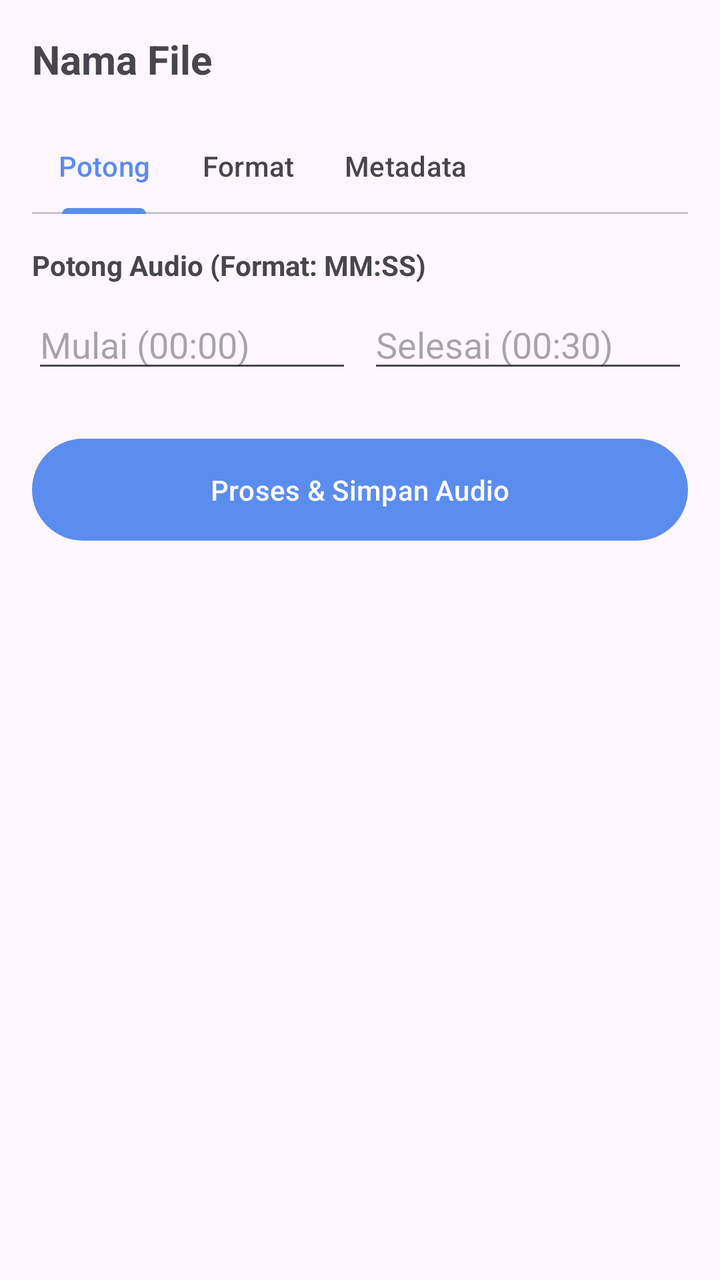
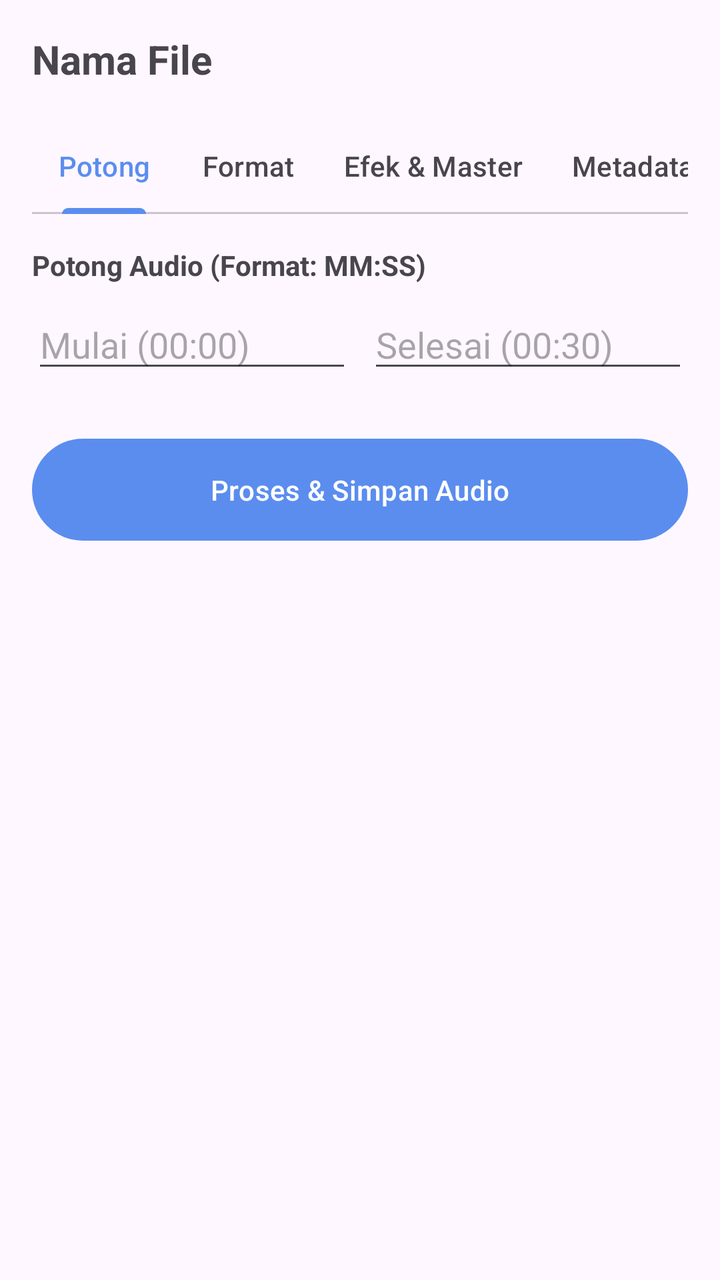

Before-and-after screenshots of an Android layout around one commit, followed by the original layout XML and the change that was made.
<!-- AndroidManifest.xml: application theme Theme.PlaManajer -->
<!-- res/layout/activity_audio_editor.xml -->
<?xml version="1.0" encoding="utf-8"?>
<ScrollView xmlns:android="http://schemas.android.com/apk/res/android"
    xmlns:app="http://schemas.android.com/apk/res-auto"
    android:layout_width="match_parent"
    android:layout_height="match_parent"
    android:background="?android:attr/colorBackground">

    <LinearLayout
        android:layout_width="match_parent"
        android:layout_height="wrap_content"
        android:orientation="vertical"
        android:padding="16dp">

        <TextView
            android:id="@+id/tvFileName"
            android:layout_width="wrap_content"
            android:layout_height="wrap_content"
            android:text="Nama File"
            android:textSize="20sp"
            android:textStyle="bold"
            android:layout_marginBottom="16dp"/>

        
        <com.google.android.material.tabs.TabLayout
            android:id="@+id/tabLayoutAudio"
            android:layout_width="match_parent"
            android:layout_height="wrap_content"
            app:tabMode="scrollable"
            app:tabIndicatorColor="?attr/colorPrimary"
            android:layout_marginBottom="16dp">

            <com.google.android.material.tabs.TabItem
                android:layout_width="wrap_content"
                android:layout_height="wrap_content"
                android:text="Potong" />

            <com.google.android.material.tabs.TabItem
                android:layout_width="wrap_content"
                android:layout_height="wrap_content"
                android:text="Format" />

            <com.google.android.material.tabs.TabItem
                android:layout_width="wrap_content"
                android:layout_height="wrap_content"
                android:text="Metadata" />
        </com.google.android.material.tabs.TabLayout>

        
        
        
        <LinearLayout
            android:id="@+id/layoutTabTrim"
            android:layout_width="match_parent"
            android:layout_height="wrap_content"
            android:orientation="vertical"
            android:visibility="visible"> 

            <TextView android:layout_width="wrap_content" android:layout_height="wrap_content" android:text="Potong Audio (Format: MM:SS)" android:textStyle="bold"/>
            <LinearLayout android:layout_width="match_parent" android:layout_height="wrap_content" android:orientation="horizontal" android:layout_marginTop="8dp">
                <EditText android:id="@+id/etStartTime" android:layout_width="0dp" android:layout_height="wrap_content" android:layout_weight="1" android:hint="Mulai (00:00)" android:inputType="text" />
                <EditText android:id="@+id/etEndTime" android:layout_width="0dp" android:layout_height="wrap_content" android:layout_weight="1" android:layout_marginStart="8dp" android:hint="Selesai (00:30)" android:inputType="text" />
            </LinearLayout>
        </LinearLayout>

        
        
        
        <LinearLayout
            android:id="@+id/layoutTabFormat"
            android:layout_width="match_parent"
            android:layout_height="wrap_content"
            android:orientation="vertical"
            android:visibility="gone"> 

            <TextView android:layout_width="wrap_content" android:layout_height="wrap_content" android:text="Ubah Format ke:" android:textStyle="bold"/>
            <Spinner
                android:id="@+id/spinnerFormat"
                android:layout_width="match_parent"
                android:layout_height="wrap_content"
                android:layout_marginTop="8dp"/>
            
            <CheckBox
                android:id="@+id/cbRemoveWatermark"
                android:layout_width="match_parent"
                android:layout_height="wrap_content"
                android:layout_marginTop="16dp"
                android:text="Hapus Watermark Suno (Filter Frekuensi Tinggi)"
                android:textStyle="bold"/>
        </LinearLayout>

        
        
        
        <LinearLayout
            android:id="@+id/layoutTabMetadata"
            android:layout_width="match_parent"
            android:layout_height="wrap_content"
            android:orientation="vertical"
            android:visibility="gone"> 

            <TextView android:layout_width="wrap_content" android:layout_height="wrap_content" android:text="Metadata (Opsional)" android:textStyle="bold"/>
            <EditText android:id="@+id/etTitle" android:layout_width="match_parent" android:layout_height="wrap_content" android:hint="Judul Lagu" android:layout_marginTop="8dp"/>
            <EditText android:id="@+id/etArtist" android:layout_width="match_parent" android:layout_height="wrap_content" android:hint="Artis / Penyanyi" android:layout_marginTop="8dp"/>
        </LinearLayout>

        
        <com.google.android.material.button.MaterialButton
            android:id="@+id/btnProcess"
            android:layout_width="match_parent"
            android:layout_height="wrap_content"
            android:layout_marginTop="24dp"
            android:padding="16dp"
            android:text="Proses &amp; Simpan Audio"/>

        <TextView
            android:id="@+id/tvProgress"
            android:layout_width="match_parent"
            android:layout_height="wrap_content"
            android:layout_marginTop="16dp"
            android:gravity="center"
            android:text=""
            android:textColor="#4CAF50"/>
    </LinearLayout>
</ScrollView>
<!-- resources referenced by this layout -->
<resources>
  <style name="Theme.PlaManajer" parent="Theme.Material3.DayNight.NoActionBar">
          <item name="colorPrimary">@color/primary</item>
          <item name="colorOnPrimary">@color/on_primary</item>
          <item name="colorPrimaryContainer">@color/primary_container</item>
          <item name="colorOnPrimaryContainer">@color/on_primary_container</item>
          <item name="android:statusBarColor">?attr/colorSurface</item>
          <item name="android:windowLightStatusBar" tools:targetApi="m">?attr/isLightTheme</item>
      </style>
  <color name="primary">#5B8DEF</color>
  <color name="on_primary">#FFFFFF</color>
  <color name="primary_container">#D8E4FF</color>
  <color name="on_primary_container">#001B3D</color>
</resources>

<!-- the commit's change to res/layout/activity_audio_editor.xml (unified diff, before → after) -->
@@ -29,32 +29,19 @@
             app:tabIndicatorColor="?attr/colorPrimary"
             android:layout_marginBottom="16dp">
 
-            <com.google.android.material.tabs.TabItem
-                android:layout_width="wrap_content"
-                android:layout_height="wrap_content"
-                android:text="Potong" />
-
-            <com.google.android.material.tabs.TabItem
-                android:layout_width="wrap_content"
-                android:layout_height="wrap_content"
-                android:text="Format" />
-
-            <com.google.android.material.tabs.TabItem
-                android:layout_width="wrap_content"
-                android:layout_height="wrap_content"
-                android:text="Metadata" />
+            <com.google.android.material.tabs.TabItem android:layout_width="wrap_content" android:layout_height="wrap_content" android:text="Potong" />
+            <com.google.android.material.tabs.TabItem android:layout_width="wrap_content" android:layout_height="wrap_content" android:text="Format" />
+            <com.google.android.material.tabs.TabItem android:layout_width="wrap_content" android:layout_height="wrap_content" android:text="Efek &amp; Master" />
+            <com.google.android.material.tabs.TabItem android:layout_width="wrap_content" android:layout_height="wrap_content" android:text="Metadata" />
         </com.google.android.material.tabs.TabLayout>
 
-        
-        
         
         <LinearLayout
             android:id="@+id/layoutTabTrim"
             android:layout_width="match_parent"
             android:layout_height="wrap_content"
             android:orientation="vertical"
-            android:visibility="visible"> 
-
+            android:visibility="visible">
             <TextView android:layout_width="wrap_content" android:layout_height="wrap_content" android:text="Potong Audio (Format: MM:SS)" android:textStyle="bold"/>
             <LinearLayout android:layout_width="match_parent" android:layout_height="wrap_content" android:orientation="horizontal" android:layout_marginTop="8dp">
                 <EditText android:id="@+id/etStartTime" android:layout_width="0dp" android:layout_height="wrap_content" android:layout_weight="1" android:hint="Mulai (00:00)" android:inputType="text" />
@@ -63,22 +50,18 @@
         </LinearLayout>
 
         
-        
-        
         <LinearLayout
             android:id="@+id/layoutTabFormat"
             android:layout_width="match_parent"
             android:layout_height="wrap_content"
             android:orientation="vertical"
-            android:visibility="gone"> 
-
+            android:visibility="gone">
             <TextView android:layout_width="wrap_content" android:layout_height="wrap_content" android:text="Ubah Format ke:" android:textStyle="bold"/>
             <Spinner
                 android:id="@+id/spinnerFormat"
                 android:layout_width="match_parent"
                 android:layout_height="wrap_content"
                 android:layout_marginTop="8dp"/>
-            
             <CheckBox
                 android:id="@+id/cbRemoveWatermark"
                 android:layout_width="match_parent"
@@ -89,18 +72,53 @@
         </LinearLayout>
 
         
-        
+        <LinearLayout
+            android:id="@+id/layoutTabEfek"
+            android:layout_width="match_parent"
+            android:layout_height="wrap_content"
+            android:orientation="vertical"
+            android:visibility="gone">
+            
+            
+            <TextView android:id="@+id/tvVolumeLabel" android:layout_width="wrap_content" android:layout_height="wrap_content" android:text="Volume: 100%" android:textStyle="bold"/>
+            <SeekBar android:id="@+id/seekVolume" android:layout_width="match_parent" android:layout_height="wrap_content" android:max="200" android:progress="100" android:layout_marginBottom="12dp"/>
+
+            
+            <TextView android:id="@+id/tvBass31Label" android:layout_width="wrap_content" android:layout_height="wrap_content" android:text="Bass (31 Hz): 0 dB" android:textStyle="bold"/>
+            <SeekBar android:id="@+id/seekBass31" android:layout_width="match_parent" android:layout_height="wrap_content" android:max="20" android:progress="10" android:layout_marginBottom="12dp"/>
+
+            
+            <TextView android:id="@+id/tvBass44Label" android:layout_width="wrap_content" android:layout_height="wrap_content" android:text="Bass (44 Hz): 0 dB" android:textStyle="bold"/>
+            <SeekBar android:id="@+id/seekBass44" android:layout_width="match_parent" android:layout_height="wrap_content" android:max="20" android:progress="10" android:layout_marginBottom="12dp"/>
+
+            
+            <TextView android:id="@+id/tvBass80Label" android:layout_width="wrap_content" android:layout_height="wrap_content" android:text="Bass (80 Hz): 0 dB" android:textStyle="bold"/>
+            <SeekBar android:id="@+id/seekBass80" android:layout_width="match_parent" android:layout_height="wrap_content" android:max="20" android:progress="10" android:layout_marginBottom="12dp"/>
+
+            
+            <TextView android:id="@+id/tvMidLabel" android:layout_width="wrap_content" android:layout_height="wrap_content" android:text="Mid (Vokal): 0 dB" android:textStyle="bold"/>
+            <SeekBar android:id="@+id/seekMid" android:layout_width="match_parent" android:layout_height="wrap_content" android:max="20" android:progress="10" android:layout_marginBottom="12dp"/>
+
+            
+            <TextView android:id="@+id/tvTrebleLabel" android:layout_width="wrap_content" android:layout_height="wrap_content" android:text="Treble (High): 0 dB" android:textStyle="bold"/>
+            <SeekBar android:id="@+id/seekTreble" android:layout_width="match_parent" android:layout_height="wrap_content" android:max="20" android:progress="10" android:layout_marginBottom="12dp"/>
+
+            
+            <TextView android:id="@+id/tvMasterLabel" android:layout_width="wrap_content" android:layout_height="wrap_content" android:text="Mastering (Kompresi): Mati" android:textStyle="bold"/>
+            <CheckBox android:id="@+id/cbMastering" android:layout_width="match_parent" android:layout_height="wrap_content" android:text="Aktifkan Mastering (Ratakan Volume)"/>
+        </LinearLayout>
+
         
         <LinearLayout
             android:id="@+id/layoutTabMetadata"
             android:layout_width="match_parent"
             android:layout_height="wrap_content"
             android:orientation="vertical"
-            android:visibility="gone"> 
-
-            <TextView android:layout_width="wrap_content" android:layout_height="wrap_content" android:text="Metadata (Opsional)" android:textStyle="bold"/>
+            android:visibility="gone">
             <EditText android:id="@+id/etTitle" android:layout_width="match_parent" android:layout_height="wrap_content" android:hint="Judul Lagu" android:layout_marginTop="8dp"/>
             <EditText android:id="@+id/etArtist" android:layout_width="match_parent" android:layout_height="wrap_content" android:hint="Artis / Penyanyi" android:layout_marginTop="8dp"/>
+            <EditText android:id="@+id/etGenre" android:layout_width="match_parent" android:layout_height="wrap_content" android:hint="Genre (Contoh: Pop, Rock)" android:layout_marginTop="8dp"/>
+            <EditText android:id="@+id/etComposer" android:layout_width="match_parent" android:layout_height="wrap_content" android:hint="Komposer / Pencipta" android:layout_marginTop="8dp"/>
         </LinearLayout>
 
         
